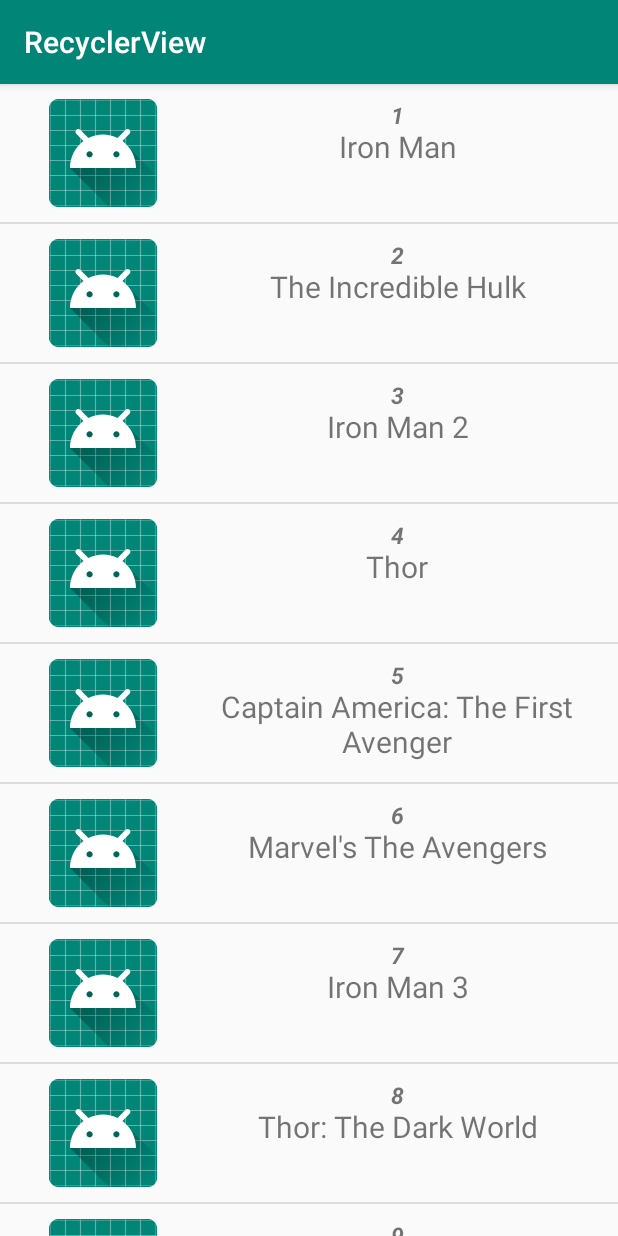
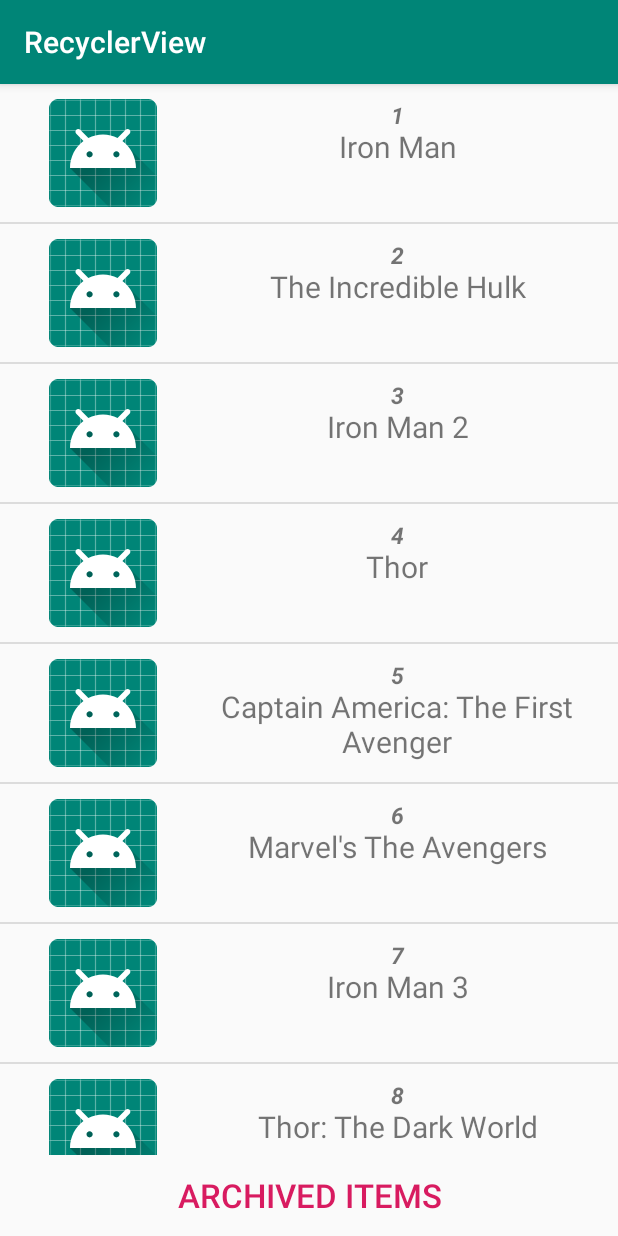
Before and after one commit to Junaed29/RecyclerView, an Android app: the screen it shows after launch (MainActivity), on a phone screen of 412 x 824 dp. Run offline under Robolectric (Android 15) with nearby library versions, the phone set to English and light mode, and no system bars; libraries missing offline, so code that uses them is left out: it.xabaras.android.

Commit message:
Swipe left to delete, right to archived

```diff
--- /dev/null
+++ b/app/src/main/res/drawable/ic_archive_black_24dp.xml
@@ -0,0 +1,9 @@
+<vector xmlns:android="http://schemas.android.com/apk/res/android"
+        android:width="24dp"
+        android:height="24dp"
+        android:viewportWidth="24.0"
+        android:viewportHeight="24.0">
+    <path
+        android:fillColor="#FF000000"
+        android:pathData="M20.54,5.23l-1.39,-1.68C18.88,3.21 18.47,3 18,3H6c-0.47,0 -0.88,0.21 -1.16,0.55L3.46,5.23C3.17,5.57 3,6.02 3,6.5V19c0,1.1 0.9,2 2,2h14c1.1,0 2,-0.9 2,-2V6.5c0,-0.48 -0.17,-0.93 -0.46,-1.27zM12,17.5L6.5,12H10v-2h4v2h3.5L12,17.5zM5.12,5l0.81,-1h12l0.94,1H5.12z"/>
+</vector>
--- /dev/null
+++ b/app/src/main/res/drawable/ic_delete_black_24dp.xml
@@ -0,0 +1,9 @@
+<vector xmlns:android="http://schemas.android.com/apk/res/android"
+        android:width="24dp"
+        android:height="24dp"
+        android:viewportWidth="24.0"
+        android:viewportHeight="24.0">
+    <path
+        android:fillColor="#FF000000"
+        android:pathData="M6,19c0,1.1 0.9,2 2,2h8c1.1,0 2,-0.9 2,-2V7H6v12zM19,4h-3.5l-1,-1h-5l-1,1H5v2h14V4z"/>
+</vector>
--- a/app/src/main/res/layout/activity_main.xml
+++ b/app/src/main/res/layout/activity_main.xml
@@ -1,5 +1,5 @@
 <?xml version="1.0" encoding="utf-8"?>
-<LinearLayout xmlns:android="http://schemas.android.com/apk/res/android"
+<RelativeLayout xmlns:android="http://schemas.android.com/apk/res/android"
     xmlns:app="http://schemas.android.com/apk/res-auto"
     xmlns:tools="http://schemas.android.com/tools"
     android:layout_width="match_parent"
@@ -9,6 +9,7 @@
 
     <androidx.swiperefreshlayout.widget.SwipeRefreshLayout
         android:id="@+id/swipeRefreshLayout"
+        android:layout_above="@id/archivedShowButton"
         android:layout_width="match_parent"
         android:layout_height="match_parent">
 
@@ -21,5 +22,14 @@
 
     </androidx.swiperefreshlayout.widget.SwipeRefreshLayout>
 
+    <Button
+        android:textSize="22sp"
+        android:text="Archived Items"
+        style="@style/Widget.AppCompat.Button.ButtonBar.AlertDialog"
+        android:layout_alignParentBottom="true"
+        android:id="@+id/archivedShowButton"
+        android:layout_width="match_parent"
+        android:layout_height="wrap_content"/>
 
-</LinearLayout>
+
+</RelativeLayout>
--- a/app/src/main/res/values/colors.xml
+++ b/app/src/main/res/values/colors.xml
@@ -3,4 +3,6 @@
     <color name="colorPrimary">#008577</color>
     <color name="colorPrimaryDark">#00574B</color>
     <color name="colorAccent">#D81B60</color>
+    <color name="colorGreen">#13C51A</color>
+    <color name="colorRed">#E00C0C</color>
 </resources>
--- a/app/src/main/res/values/styles.xml
+++ b/app/src/main/res/values/styles.xml
@@ -8,4 +8,5 @@
         <item name="colorAccent">@color/colorAccent</item>
     </style>
 
+
 </resources>
```
Also changed, not shown: app/build.gradle (+8 -1 lines), app/src/main/java/com/example/recyclerview/MainActivity.java (+101 -4 lines).
